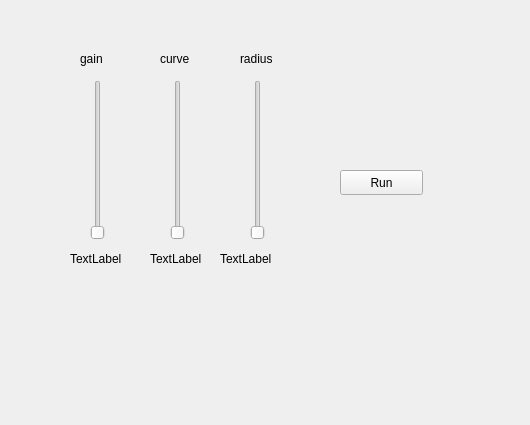
This is berlin/ui/main.ui in kureta/zak_visuals as Qt 5 draws it before an edit. The edited form follows.
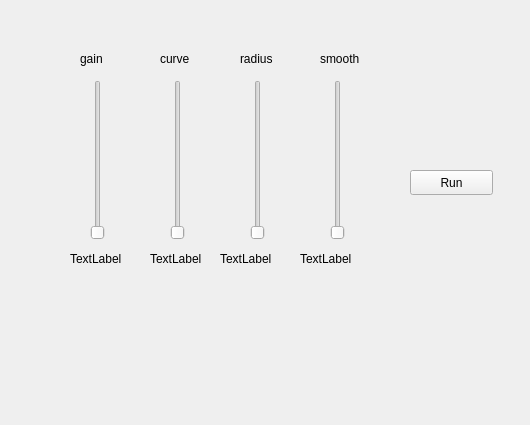
This is the edited form.

Commit message: GUI parameters are working

```diff
--- a/berlin/ui/main.ui
+++ b/berlin/ui/main.ui
@@ -68,7 +68,7 @@
    <widget class="QPushButton" name="run_button">
     <property name="geometry">
      <rect>
-      <x>340</x>
+      <x>410</x>
       <y>170</y>
       <width>83</width>
       <height>25</height>
@@ -156,6 +156,51 @@
      <string>radius</string>
     </property>
    </widget>
+   <widget class="QLabel" name="label_4">
+    <property name="geometry">
+     <rect>
+      <x>320</x>
+      <y>50</y>
+      <width>51</width>
+      <height>17</height>
+     </rect>
+    </property>
+    <property name="text">
+     <string>smooth</string>
+    </property>
+   </widget>
+   <widget class="QSlider" name="smooth_slider">
+    <property name="geometry">
+     <rect>
+      <x>330</x>
+      <y>80</y>
+      <width>16</width>
+      <height>160</height>
+     </rect>
+    </property>
+    <property name="minimum">
+     <number>5</number>
+    </property>
+    <property name="maximum">
+     <number>30</number>
+    </property>
+    <property name="orientation">
+     <enum>Qt::Vertical</enum>
+    </property>
+   </widget>
+   <widget class="QLabel" name="smooth_label">
+    <property name="geometry">
+     <rect>
+      <x>300</x>
+      <y>250</y>
+      <width>64</width>
+      <height>17</height>
+     </rect>
+    </property>
+    <property name="text">
+     <string>TextLabel</string>
+    </property>
+   </widget>
   </widget>
  </widget>
  <resources/>
```
The commit also changes 2 other files.
